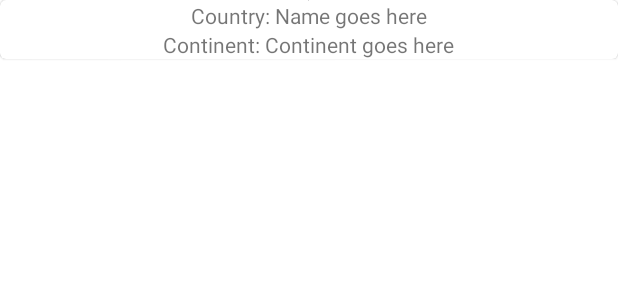
After one commit to GandhiHarsh2003/CovidApp, an Android app: the layout country_item.xml on its own in the app's theme, with its tools: preview values and no code run, on a phone screen of 412 x 824 dp. The commit adds this screen. Shown: the top 300 px of the screen. Run offline under Robolectric (Android 15) with nearby library versions, the phone set to English and light mode, and no system bars.

Commit message:
implement list items xml and added recycleview via xml

```diff
--- /dev/null
+++ b/app/src/main/res/layout/country_item.xml
@@ -0,0 +1,37 @@
+<?xml version="1.0" encoding="utf-8"?>
+<com.google.android.material.card.MaterialCardView xmlns:android="http://schemas.android.com/apk/res/android"
+    xmlns:app="http://schemas.android.com/apk/res-auto"
+    xmlns:tools="http://schemas.android.com/tools"
+    android:layout_width="match_parent"
+    android:layout_height="wrap_content">
+
+    <LinearLayout
+        android:id="@+id/container_linearLayout"
+        android:layout_width="match_parent"
+        android:layout_height="wrap_content"
+        android:orientation="vertical">
+
+        <!-- Might get rid of, we'll see -->
+        <ImageView
+            android:id="@+id/country_imageView"
+            android:layout_width="wrap_content"
+            android:layout_height="wrap_content"
+            android:layout_gravity="center_horizontal"
+            tools:srcCompat="@tools:sample/avatars" />
+
+        <TextView
+            android:id="@+id/country_textView"
+            android:layout_width="wrap_content"
+            android:layout_height="wrap_content"
+            android:layout_gravity="center_horizontal"
+            android:text="Country: Name goes here" />
+
+        <TextView
+            android:id="@+id/continent_textView"
+            android:layout_width="wrap_content"
+            android:layout_height="wrap_content"
+            android:layout_gravity="center_horizontal"
+            android:text="Continent: Continent goes here" />
+    </LinearLayout>
+
+</com.google.android.material.card.MaterialCardView>
--- a/app/src/main/res/layout/fragment_home.xml
+++ b/app/src/main/res/layout/fragment_home.xml
@@ -13,5 +13,10 @@
         android:layout_marginTop="20dp"
         android:src="@drawable/sick" />
 
+    <androidx.recyclerview.widget.RecyclerView
+        android:id="@+id/country_recycleView"
+        android:layout_width="match_parent"
+        android:layout_height="match_parent" />
+
 
 </LinearLayout>
```
